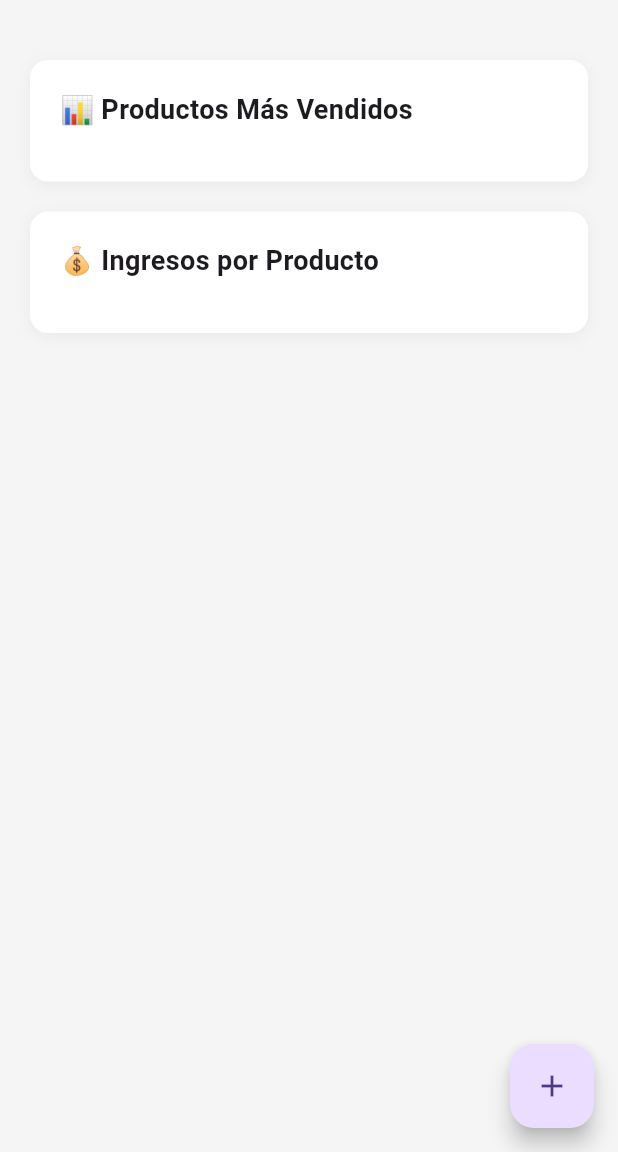
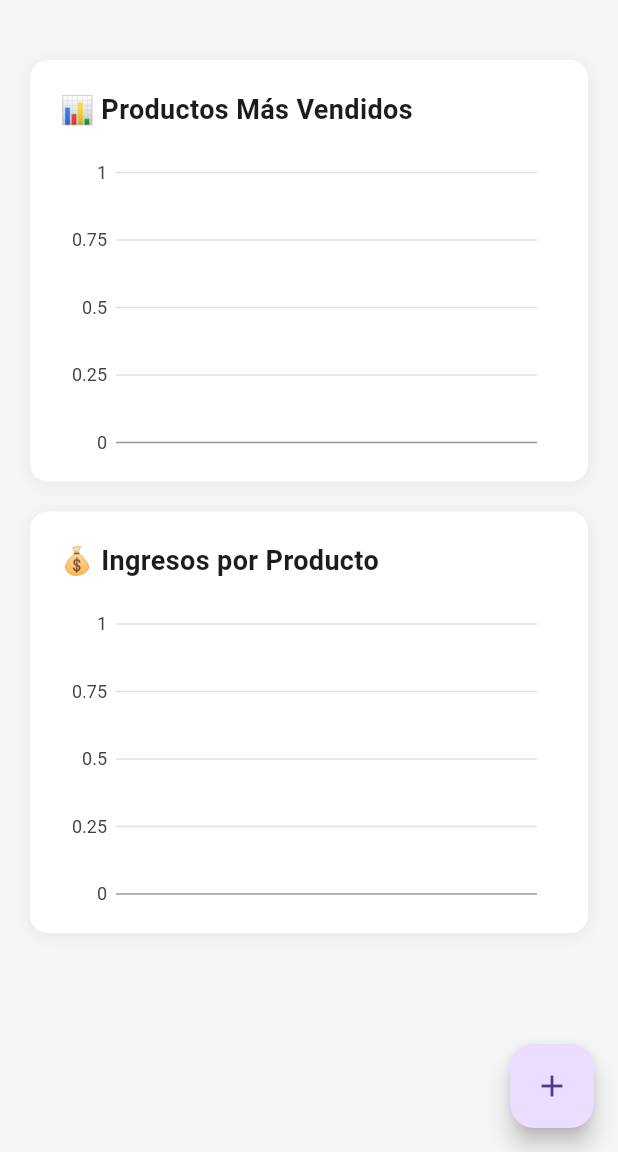
Before and after one commit to Shamynox/inventory_test, a Flutter app: the screen it shows after launch, on a phone screen of 412 x 824 dp, the part 84-1236 px from its top. Run offline on Flutter 3.47's test engine with Material 3 defaults, Android fonts, the phone set to English and light mode, and no system bars; our stand-ins replace charts_flutter, sqflite; accounts and stored records are empty.

Commit message:
Update main.dart

```diff
--- a/lib/main.dart
+++ b/lib/main.dart
@@ -2,7 +2,7 @@ import 'package:flutter/material.dart';
 import 'package:sqflite/sqflite.dart';
 import 'package:path/path.dart' as p;
 import 'package:uuid/uuid.dart';
-import 'package:fl_chart/fl_chart.dart';
+import 'package:charts_flutter/flutter.dart' as charts;
 
 void main() {
   runApp(const InventoryApp());
@@ -266,13 +266,13 @@ class _InventoryScreenState extends State<InventoryScreen> {
               children: [
                 ...materiales.map((mat) => inventarioItem(mat)).toList(),
                 const SizedBox(height: 20),
-                graficoBarrasFL(
+                graficoBarrasCharts(
                   "📊 Productos Más Vendidos",
-                  {for (var m in materiales) m['nombre']: materiales.isEmpty ? 0.0 : m['ventas'] / (materiales.map((e) => e['ventas']).fold<int>(1, (a, b) => a > b ? a : b))},
+                  {for (var m in materiales) m['nombre']: m['ventas'].toDouble()},
                 ),
-                graficoBarrasFL(
+                graficoBarrasCharts(
                   "💰 Ingresos por Producto",
-                  {for (var m in materiales) m['nombre']: materiales.isEmpty ? 0.0 : (m['precio'] * m['ventas']) / (materiales.map((e) => e['precio'] * e['ventas']).fold<double>(1, (a, b) => a > b ? a : b))},
+                  {for (var m in materiales) m['nombre']: (m['precio'] * m['ventas'])},
                 ),
               ],
             ),
@@ -289,7 +289,6 @@ class _InventoryScreenState extends State<InventoryScreen> {
       child: Column(
         crossAxisAlignment: CrossAxisAlignment.start,
         children: [
-          // Nombre + Acciones
           Row(
             mainAxisAlignment: MainAxisAlignment.spaceBetween,
             children: [
@@ -310,16 +309,32 @@ class _InventoryScreenState extends State<InventoryScreen> {
             children: [
               Container(
                 padding: const EdgeInsets.symmetric(horizontal: 12, vertical: 4),
-                decoration: BoxDecoration(
-                  color: mat['stock'] == 0 ? Colors.red : mat['stock'] < 5 ? Colors.orange : Colors.green,
+decoration: BoxDecoration(
+                  color: mat['stock'] == 0
+                      ? Colors.red
+                      : mat['stock'] < 5
+                          ? Colors.orange
+                          : Colors.green,
                   borderRadius: BorderRadius.circular(20),
                 ),
-                child: Text("Stock: ${mat['stock']}", style: const TextStyle(color: Colors.white, fontWeight: FontWeight.w600)),
+                child: Text(
+                  "Stock: ${mat['stock']}",
+                  style: const TextStyle(
+                      color: Colors.white, fontWeight: FontWeight.w600),
+                ),
               ),
               const SizedBox(width: 20),
-              Text("Precio: \$${mat['precio']}", style: const TextStyle(color: Colors.grey, fontWeight: FontWeight.w500)),
+              Text(
+                "Precio: \$${mat['precio']}",
+                style:
+                    const TextStyle(color: Colors.grey, fontWeight: FontWeight.w500),
+              ),
               const SizedBox(width: 20),
-              Text("Vendidos: ${mat['ventas']}", style: const TextStyle(color: Colors.purple, fontWeight: FontWeight.w500)),
+              Text(
+                "Vendidos: ${mat['ventas']}",
+                style: const TextStyle(
+                    color: Colors.purple, fontWeight: FontWeight.w500),
+              ),
             ],
           )
         ],
@@ -330,67 +345,60 @@ class _InventoryScreenState extends State<InventoryScreen> {
   Widget actionBtn(IconData icon, Color color, VoidCallback onTap) {
     return GestureDetector(
       onTap: onTap,
-      child: Container(width: 36, height: 36, decoration: BoxDecoration(color: color, borderRadius: BorderRadius.circular(8)), child: Icon(icon, color: Colors.white, size: 20)),
+      child: Container(
+          width: 36,
+          height: 36,
+          decoration:
+              BoxDecoration(color: color, borderRadius: BorderRadius.circular(8)),
+          child: Icon(icon, color: Colors.white, size: 20)),
     );
   }
 
-  Widget graficoBarrasFL(String titulo, Map<String, double> data) {
-    final items = data.entries.toList();
-    final colors = [Colors.blue, Colors.purple, Colors.green, Colors.orange, Colors.red, Colors.teal];
+  Widget graficoBarrasCharts(String titulo, Map<String, double> data) {
+    final series = [
+      charts.Series<MapEntry<String, double>, String>(
+        id: titulo,
+        domainFn: (entry, _) => entry.key,
+        measureFn: (entry, _) => entry.value,
+        colorFn: (entry, index) {
+          final colors = charts.MaterialPalette.getOrderedPalettes(data.length);
+          return colors[index!].shadeDefault;
+        },
+        data: data.entries.toList(),
+        labelAccessorFn: (entry, _) => entry.value.toStringAsFixed(0),
+      )
+    ];
+
     return Container(
       margin: const EdgeInsets.only(bottom: 20),
       padding: const EdgeInsets.all(20),
-      decoration: BoxDecoration(color: Colors.white, borderRadius: BorderRadius.circular(12), boxShadow: [BoxShadow(color: Colors.black.withOpacity(0.05), blurRadius: 8, offset: const Offset(0, 2))]),
-      child: Column(crossAxisAlignment: CrossAxisAlignment.start, children: [
-        Text(titulo, style: const TextStyle(fontSize: 18, fontWeight: FontWeight.w600)),
-        const SizedBox(height: 15),
-        SizedBox(
-          height: items.length * 40.0,
-          child: BarChart(
-            BarChartData(
-              maxY: 1.0,
-              barGroups: List.generate(items.length, (i) {
-                final e = items[i];
-                return BarChartGroupData(
-                  x: i,
-                  barRods: [
-                    BarChartRodData(
-                      toY: e.value.clamp(0.0, 1.0),
-                      gradient: LinearGradient(colors: [colors[i % colors.length], colors[(i + 1) % colors.length]]),
-                      borderRadius: BorderRadius.circular(6),
-                      width: 20,
-                      backDrawRodData: BackgroundBarChartRodData(show: true, toY: 1.0, color: Colors.grey[200]!),
-                    ),
-                  ],
-                  showingTooltipIndicators: [0],
-                );
-              }),
-              titlesData: FlTitlesData(
-                leftTitles: AxisTitles(sideTitles: SideTitles(showTitles: false)),
-                rightTitles: AxisTitles(sideTitles: SideTitles(showTitles: false)),
-                topTitles: AxisTitles(sideTitles: SideTitles(showTitles: false)),
-                bottomTitles: AxisTitles(
-                  sideTitles: SideTitles(
-                    showTitles: true,
-                    getTitlesWidget: (value, meta) {
-                      final index = value.toInt();
-                      if (index < 0 || index >= items.length) return const SizedBox();
-                      return GestureDetector(
-                        onTap: () => _showHistorial(items[index].key),
-                        child: Text(items[index].key, style: const TextStyle(fontSize: 12)),
-                      );
-                    },
-                  ),
-                ),
-              ),
-              gridData: FlGridData(show: false),
-              borderData: FlBorderData(show: false),
+      decoration: BoxDecoration(
+          color: Colors.white,
+          borderRadius: BorderRadius.circular(12),
+          boxShadow: [
+            BoxShadow(
+                color: Colors.black.withOpacity(0.05),
+                blurRadius: 8,
+                offset: const Offset(0, 2))
+          ]),
+      child: Column(
+        crossAxisAlignment: CrossAxisAlignment.start,
+        children: [
+          Text(titulo, style: const TextStyle(fontSize: 18, fontWeight: FontWeight.w600)),
+          const SizedBox(height: 15),
+          SizedBox(
+            height: 200,
+            child: charts.BarChart(
+              series,
+              animate: true,
+              vertical: true,
+              barRendererDecorator: charts.BarLabelDecorator<String>(),
+              domainAxis: const charts.OrdinalAxisSpec(
+                  renderSpec: charts.SmallTickRendererSpec(labelRotation: 60)),
             ),
-            swapAnimationDuration: const Duration(milliseconds: 700),
-            swapAnimationCurve: Curves.easeOut,
           ),
-        ),
-      ]),
+        ],
+      ),
     );
   }
 }
```
